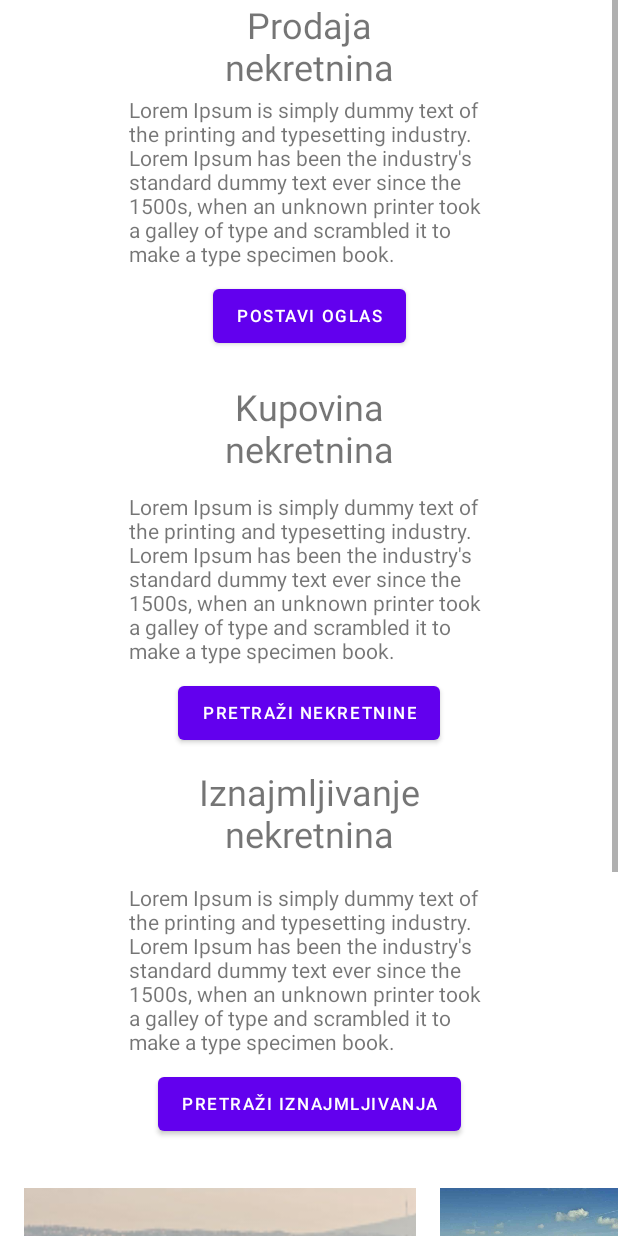
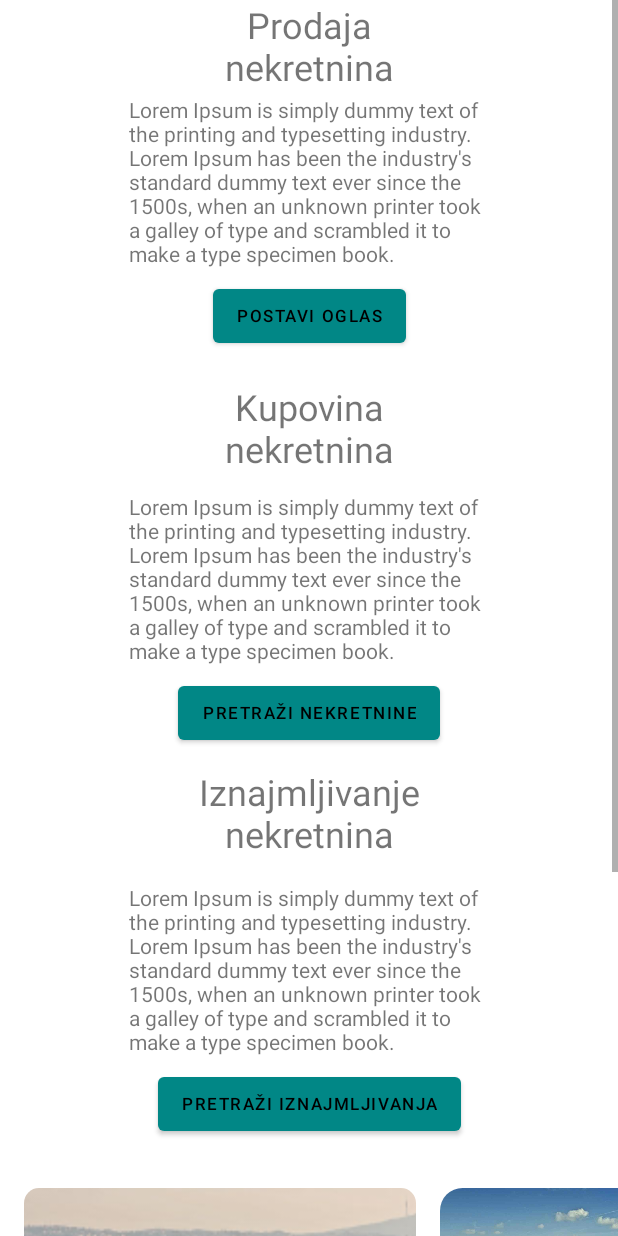
Before and after one commit to android172/DonesiRakijuHousing, an Android app: the layout fragment_frontpage.xml on its own in the app's theme, with its tools: preview values and no code run, on a phone screen of 412 x 824 dp. Run offline under Robolectric (Android 15) with nearby library versions, the phone set to English and light mode, and no system bars.

Commit message:
Frontpage changes 1

```diff
--- a/frontend/app/build.gradle
+++ b/frontend/app/build.gradle
@@ -43,6 +43,7 @@ dependencies {
     implementation 'androidx.navigation:navigation-fragment-ktx:2.3.5'
     implementation 'androidx.navigation:navigation-ui-ktx:2.3.5'
     implementation 'androidx.legacy:legacy-support-v4:1.0.0'
+    implementation "androidx.cardview:cardview:1.0.0"
     testImplementation 'junit:junit:4.+'
     androidTestImplementation 'androidx.test.ext:junit:1.1.3'
     androidTestImplementation 'androidx.test.espresso:espresso-core:3.4.0'
--- a/frontend/app/src/main/java/com/example/skucise/fragments/FrontPageFragment.kt
+++ b/frontend/app/src/main/java/com/example/skucise/fragments/FrontPageFragment.kt
@@ -1,17 +1,32 @@
 package com.example.skucise.fragments
 
 import android.os.Bundle
+import android.view.ContextThemeWrapper
+import android.view.LayoutInflater
 import android.view.View
+import android.view.ViewGroup
 import androidx.fragment.app.Fragment
 import com.android.volley.Request
 import com.example.skucise.R
 import com.example.skucise.ReqSender
 import com.example.skucise.Util
+import kotlinx.android.synthetic.main.activity_navigation.*
 import kotlinx.android.synthetic.main.fragment_frontpage.*
 
 class FrontPageFragment : Fragment(R.layout.fragment_frontpage) {
 
     private lateinit var errorReport : Util.Companion.ErrorReport
+
+    override fun onCreateView(
+        inflater: LayoutInflater,
+        container: ViewGroup?,
+        savedInstanceState: Bundle?
+    ): View? {
+        val ctw : ContextThemeWrapper = ContextThemeWrapper(activity, R.style.Theme_SkuciSe_FrontpageTheme)
+        val localInflater : LayoutInflater = inflater.cloneInContext(ctw)
+
+        return localInflater.inflate(R.layout.fragment_frontpage, frc_page_body, false)
+    }
 
     override fun onViewCreated(view: View, savedInstanceState: Bundle?) {
         super.onViewCreated(view, savedInstanceState)
--- a/frontend/app/src/main/res/drawable/tile_round_corners.xml
+++ /dev/null
@@ -1,4 +0,0 @@
-<?xml version="1.0" encoding="utf-8"?>
-<shape xmlns:android="http://schemas.android.com/apk/res/android">
-    <corners android:radius="5dp"/>
-</shape>
--- a/frontend/app/src/main/res/layout/activity_navigation.xml
+++ b/frontend/app/src/main/res/layout/activity_navigation.xml
@@ -22,23 +22,22 @@
         android:layout_height="0dp"
         android:layout_marginTop="58dp"
         app:defaultNavHost="true"
-        app:navGraph="@navigation/navigation_graph_bottom"
+        app:layout_constraintBottom_toTopOf="@id/nav_bottom_navigator"
         app:layout_constraintEnd_toEndOf="parent"
         app:layout_constraintHorizontal_bias="0.0"
         app:layout_constraintStart_toStartOf="parent"
         app:layout_constraintTop_toTopOf="parent"
-        app:layout_constraintBottom_toTopOf="@id/nav_bottom_navigator"
-        />
+        app:navGraph="@navigation/navigation_graph_bottom" />
 
     <androidx.constraintlayout.widget.ConstraintLayout
         android:id="@+id/drop_down_account"
-        android:background="#CCCCCC"
         android:layout_width="220dp"
         android:layout_height="wrap_content"
         android:layout_marginTop="4dp"
         android:layout_marginEnd="4dp"
+        android:background="#CCCCCC"
+        android:padding="4dp"
         android:visibility="gone"
-        android:padding="4dp"
         app:layout_constraintEnd_toEndOf="parent"
         app:layout_constraintTop_toTopOf="parent">
 
@@ -46,21 +45,19 @@
             android:id="@+id/tv_account_dd_username"
             android:layout_width="170dp"
             android:layout_height="40dp"
-            android:text="Username"
             android:gravity="center_vertical"
             android:paddingStart="10dp"
-            app:layout_constraintTop_toTopOf="parent"
+            android:text="Username"
             app:layout_constraintStart_toStartOf="parent"
-            />
+            app:layout_constraintTop_toTopOf="parent" />
 
         <androidx.recyclerview.widget.RecyclerView
             android:id="@+id/rcv_dd_options"
             android:layout_width="match_parent"
             android:layout_height="wrap_content"
-            app:layout_constraintTop_toBottomOf="@+id/tv_account_dd_username"
+            app:layout_constraintEnd_toEndOf="parent"
             app:layout_constraintStart_toStartOf="parent"
-            app:layout_constraintEnd_toEndOf="parent"
-            />
+            app:layout_constraintTop_toBottomOf="@+id/tv_account_dd_username" />
 
     </androidx.constraintlayout.widget.ConstraintLayout>
 
--- a/frontend/app/src/main/res/layout/fragment_frontpage.xml
+++ b/frontend/app/src/main/res/layout/fragment_frontpage.xml
@@ -193,9 +193,11 @@
                     android:layout_width="wrap_content"
                     android:layout_height="match_parent">
 
-                    <androidx.constraintlayout.widget.ConstraintLayout
+                    <androidx.cardview.widget.CardView
+                        app:cardCornerRadius="10dp"
+                        app:cardElevation="0dp"
                         android:id="@+id/tile_layout1"
-                        android:layout_width="wrap_content"
+                        android:layout_width="261dp"
                         android:layout_height="0dp"
                         android:layout_marginStart="16dp"
                         app:layout_constraintBottom_toBottomOf="@+id/tile_layout3"
@@ -204,17 +206,19 @@
 
                         <ImageView
                             android:id="@+id/imageView"
-                            android:layout_width="261dp"
-                            android:layout_height="0dp"
+                            android:layout_width="match_parent"
+                            android:layout_height="match_parent"
                             android:scaleType="centerCrop"
                             app:layout_constraintBottom_toBottomOf="parent"
                             app:layout_constraintEnd_toEndOf="parent"
                             app:layout_constraintStart_toStartOf="parent"
                             app:layout_constraintTop_toTopOf="parent"
                             app:srcCompat="@drawable/beograd" />
-                    </androidx.constraintlayout.widget.ConstraintLayout>
+                    </androidx.cardview.widget.CardView>
 
-                    <androidx.constraintlayout.widget.ConstraintLayout
+                    <androidx.cardview.widget.CardView
+                        app:cardCornerRadius="15dp"
+                        app:cardElevation="0dp"
                         android:id="@+id/tile_layout2"
                         android:layout_width="0dp"
                         android:layout_height="171dp"
@@ -228,17 +232,19 @@
 
                         <ImageView
                             android:id="@+id/imageView2"
-                            android:layout_width="0dp"
-                            android:layout_height="0dp"
+                            android:layout_width="match_parent"
+                            android:layout_height="match_parent"
                             app:layout_constraintBottom_toBottomOf="parent"
                             app:layout_constraintEnd_toEndOf="parent"
                             app:layout_constraintStart_toStartOf="parent"
                             app:layout_constraintTop_toTopOf="parent"
                             android:scaleType="centerCrop"
                             app:srcCompat="@drawable/nis" />
-                    </androidx.constraintlayout.widget.ConstraintLayout>
+                    </androidx.cardview.widget.CardView>
 
-                    <androidx.constraintlayout.widget.ConstraintLayout
+                    <androidx.cardview.widget.CardView
+                        app:cardCornerRadius="15dp"
+                        app:cardElevation="0dp"
                         android:id="@+id/tile_layout3"
                         android:layout_width="205dp"
                         android:layout_height="172dp"
@@ -250,19 +256,21 @@
 
                         <ImageView
                             android:id="@+id/imageView3"
-                            android:layout_width="0dp"
-                            android:layout_height="0dp"
+                            android:layout_width="match_parent"
+                            android:layout_height="match_parent"
                             app:layout_constraintBottom_toBottomOf="parent"
                             app:layout_constraintEnd_toEndOf="parent"
                             app:layout_constraintStart_toStartOf="parent"
                             app:layout_constraintTop_toTopOf="parent"
                             android:scaleType="centerCrop"
                             app:srcCompat="@drawable/novi_sad" />
-                    </androidx.constraintlayout.widget.ConstraintLayout>
+                    </androidx.cardview.widget.CardView>
 
-                    <androidx.constraintlayout.widget.ConstraintLayout
+                    <androidx.cardview.widget.CardView
+                        app:cardCornerRadius="10dp"
+                        app:cardElevation="0dp"
                         android:id="@+id/tile_layout4"
-                        android:layout_width="wrap_content"
+                        android:layout_width="261dp"
                         android:layout_height="0dp"
                         android:layout_marginStart="16dp"
                         app:layout_constraintBottom_toBottomOf="@+id/tile_layout6"
@@ -271,18 +279,20 @@
 
                         <ImageView
                             android:id="@+id/imageView4"
-                            android:layout_width="261dp"
-                            android:layout_height="0dp"
+                            android:layout_width="match_parent"
+                            android:layout_height="match_parent"
                             android:scaleType="centerCrop"
                             app:layout_constraintBottom_toBottomOf="parent"
                             app:layout_constraintEnd_toEndOf="parent"
                             app:layout_constraintStart_toStartOf="parent"
                             app:layout_constraintTop_toTopOf="parent"
                             app:srcCompat="@drawable/kraguejvac" />
-                    </androidx.constraintlayout.widget.ConstraintLayout>
+                    </androidx.cardview.widget.CardView>
 
 
-                    <androidx.constraintlayout.widget.ConstraintLayout
+                    <androidx.cardview.widget.CardView
+                        app:cardCornerRadius="15dp"
+                        app:cardElevation="0dp"
                         android:id="@+id/tile_layout5"
                         android:layout_width="0dp"
                         android:layout_height="171dp"
@@ -296,17 +306,17 @@
 
                         <ImageView
                             android:id="@+id/imageView5"
-                            android:layout_width="0dp"
-                            android:layout_height="0dp"
+                            android:layout_width="match_parent"
+                            android:layout_height="match_parent"
                             app:layout_constraintBottom_toBottomOf="parent"
                             app:layout_constraintEnd_toEndOf="parent"
                             app:layout_constraintStart_toStartOf="parent"
                             app:layout_constraintTop_toTopOf="parent"
                             android:scaleType="centerCrop"
                             app:srcCompat="@drawable/uzice" />
-                    </androidx.constraintlayout.widget.ConstraintLayout>
+                    </androidx.cardview.widget.CardView>
 
-                    <androidx.constraintlayout.widget.ConstraintLayout
+                    <androidx.cardview.widget.CardView
                         android:id="@+id/tile_layout6"
                         android:layout_width="205dp"
                         android:layout_height="172dp"
@@ -318,17 +328,19 @@
 
                         <ImageView
                             android:id="@+id/imageView6"
-                            android:layout_width="0dp"
-                            android:layout_height="0dp"
+                            android:layout_width="match_parent"
+                            android:layout_height="match_parent"
+                            android:scaleType="centerCrop"
                             app:layout_constraintBottom_toBottomOf="parent"
                             app:layout_constraintEnd_toEndOf="parent"
+                            app:layout_constraintHorizontal_bias="1.0"
                             app:layout_constraintStart_toStartOf="parent"
                             app:layout_constraintTop_toTopOf="parent"
-                            android:scaleType="centerCrop"
+                            app:layout_constraintVertical_bias="0.0"
                             app:srcCompat="@drawable/subotica" />
-                    </androidx.constraintlayout.widget.ConstraintLayout>
+                    </androidx.cardview.widget.CardView>
 
-                    <androidx.constraintlayout.widget.ConstraintLayout
+                    <androidx.cardview.widget.CardView
                         android:id="@+id/tile_layout7"
                         android:layout_width="wrap_content"
                         android:layout_height="0dp"
@@ -340,16 +352,16 @@
                         <ImageView
                             android:id="@+id/imageView7"
                             android:layout_width="261dp"
-                            android:layout_height="0dp"
+                            android:layout_height="match_parent"
                             android:scaleType="centerCrop"
                             app:layout_constraintBottom_toBottomOf="parent"
                             app:layout_constraintEnd_toEndOf="parent"
                             app:layout_constraintStart_toStartOf="parent"
                             app:layout_constraintTop_toTopOf="parent"
                             app:srcCompat="@drawable/novi_pazar" />
-                    </androidx.constraintlayout.widget.ConstraintLayout>
+                    </androidx.cardview.widget.CardView>
 
-                    <androidx.constraintlayout.widget.ConstraintLayout
+                    <androidx.cardview.widget.CardView
                         android:id="@+id/tile_layout8"
                         android:layout_width="0dp"
                         android:layout_height="171dp"
@@ -364,17 +376,17 @@
 
                         <ImageView
                             android:id="@+id/imageView8"
-                            android:layout_width="0dp"
-                            android:layout_height="0dp"
+                            android:layout_width="match_parent"
+                            android:layout_height="match_parent"
                             android:scaleType="centerCrop"
                             app:layout_constraintBottom_toBottomOf="parent"
                             app:layout_constraintEnd_toEndOf="parent"
                             app:layout_constraintStart_toStartOf="parent"
                             app:layout_constraintTop_toTopOf="parent"
                             app:srcCompat="@drawable/kraljevo" />
-                    </androidx.constraintlayout.widget.ConstraintLayout>
+                    </androidx.cardview.widget.CardView>
 
-                    <androidx.constraintlayout.widget.ConstraintLayout
+                    <androidx.cardview.widget.CardView
                         android:id="@+id/tile_layout9"
                         android:layout_width="205dp"
                         android:layout_height="172dp"
@@ -388,15 +400,15 @@
 
                         <ImageView
                             android:id="@+id/imageView9"
-                            android:layout_width="0dp"
-                            android:layout_height="0dp"
+                            android:layout_width="match_parent"
+                            android:layout_height="match_parent"
                             android:scaleType="centerCrop"
                             app:layout_constraintBottom_toBottomOf="parent"
                             app:layout_constraintEnd_toEndOf="parent"
                             app:layout_constraintStart_toStartOf="parent"
                             app:layout_constraintTop_toTopOf="parent"
                             app:srcCompat="@drawable/krusevac" />
-                    </androidx.constraintlayout.widget.ConstraintLayout>
+                    </androidx.cardview.widget.CardView>
 
                 </androidx.constraintlayout.widget.ConstraintLayout>
             </HorizontalScrollView>
--- a/frontend/app/src/main/res/values/login_theme.xml
+++ /dev/null
@@ -1,6 +0,0 @@
-<?xml version="1.0" encoding="utf-8"?>
-<resources>
-    <style name="Theme.SkuciSe.LoginTheme">
-        <item name="textFillColor">@color/logo_color</item>
-    </style>
-</resources>
--- a/frontend/app/src/main/res/values/themes.xml
+++ b/frontend/app/src/main/res/values/themes.xml
@@ -2,20 +2,18 @@
     <!-- Base application theme. -->
     <style name="Theme.SkuciSe" parent="Theme.MaterialComponents.DayNight.NoActionBar">
         <!-- Primary brand color. -->
-        <item name="colorPrimary">@color/purple_500</item>
-        <item name="colorPrimaryVariant">@color/purple_700</item>
-        <item name="colorOnPrimary">@color/white</item>
+        <item name="colorPrimary">@color/teal_700</item>
+        <item name="colorPrimaryVariant">@color/teal_200</item>
+        <item name="colorOnPrimary">@color/black</item>
         <!-- Secondary brand color. -->
-        <item name="colorSecondary">@color/teal_200</item>
-        <item name="colorSecondaryVariant">@color/teal_700</item>
-        <item name="colorOnSecondary">@color/black</item>
+        <item name="colorSecondary">@color/purple_500</item>
+        <item name="colorSecondaryVariant">@color/purple_700</item>
+        <item name="colorOnSecondary">@color/white</item>
         <!-- Status bar color. -->
         <!--
         <item name="android:statusBarColor" tools:targetApi="l">?attr/colorPrimaryVariant</item>
         -->
-        <!-- Customize your theme here.
-        <item name="background">@android:color/darker_gray</item>
-        <item name="backgroundTint">@null</item> -->
+        <!-- Customize your theme here.-->
     </style>
 
     <style name="Theme.SkuciSe.FrontpageTheme" parent="Theme.MaterialComponents.DayNight.NoActionBar">
@@ -27,5 +25,12 @@
         <item name="colorSecondary">@color/logo_color4</item>
         <item name="colorSecondaryVariant">@color/teal_700</item>
         <item name="colorOnSecondary">@color/black</item>
+
+        <item name="cardViewStyle">@style/roundedCardView</item>
+    </style>
+
+    <style name="roundedCardView" parent="Base.CardView">
+        <item name="cardElevation">0dp</item>
+        <item name="cardCornerRadius">10dp</item>
     </style>
 </resources>
```
Also changed, not shown: frontend/app/src/main/AndroidManifest.xml (+11 -5 lines).
